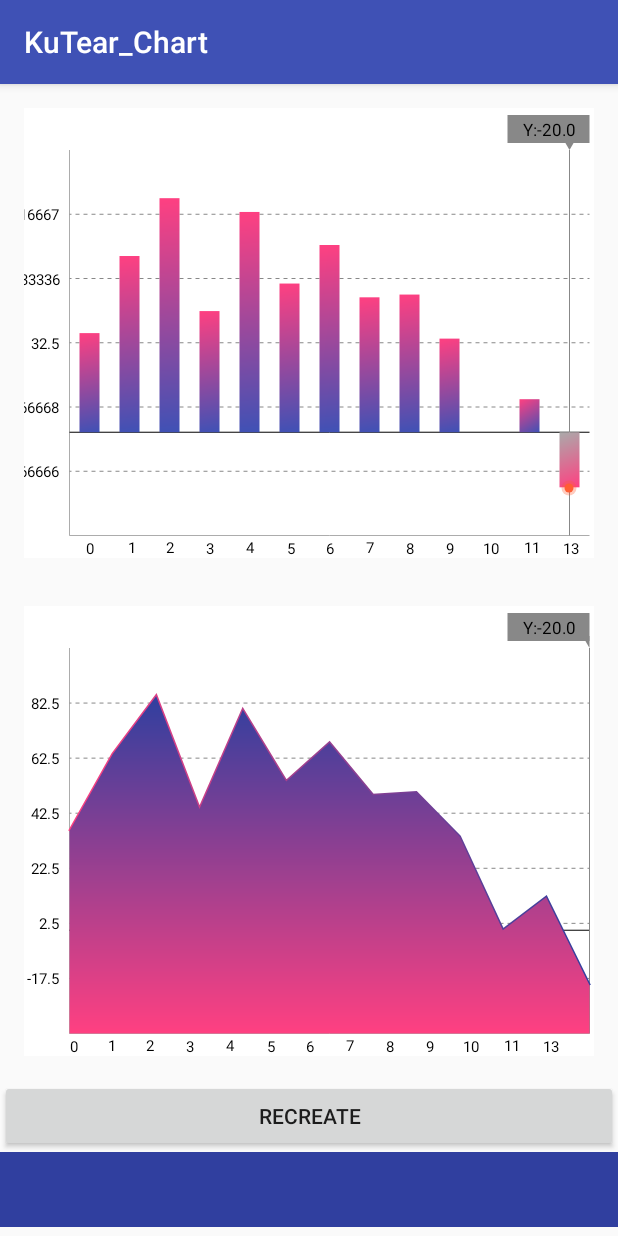
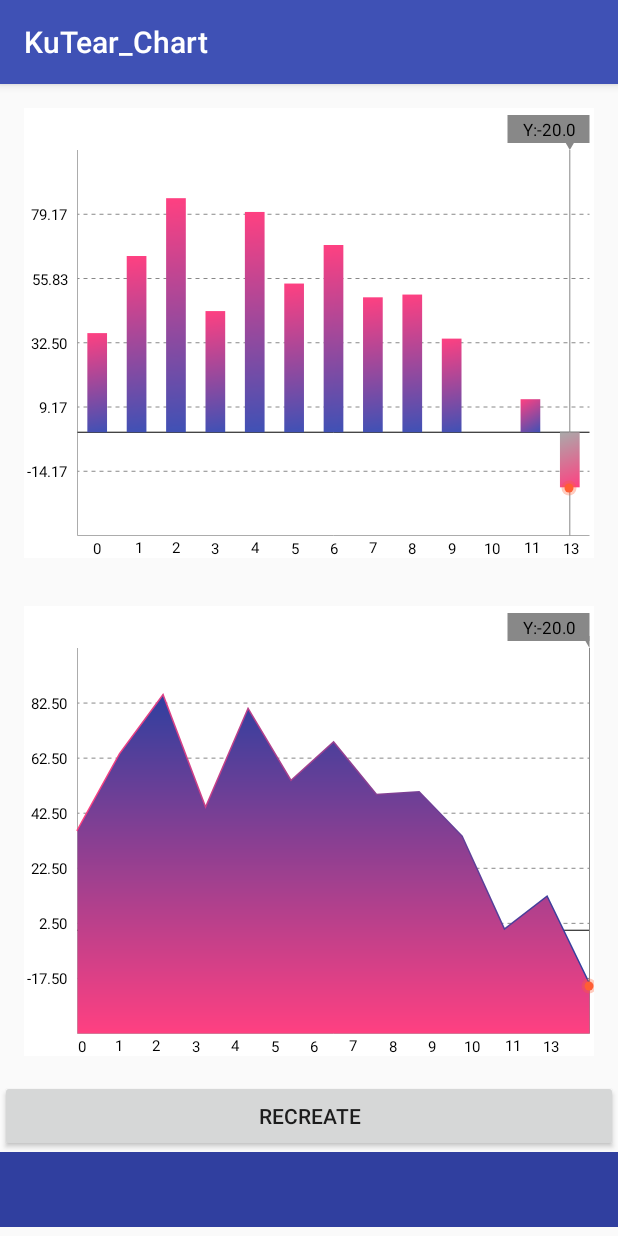
Before and after one commit to kutear/Android-Simple-Chart, an Android app: the screen it shows after launch (MainActivity), on a phone screen of 412 x 824 dp. Run offline under Robolectric (Android 15) with nearby library versions, the phone set to English and light mode, and no system bars.

```diff
--- a/app/src/main/java/com/kutear/kutear_chart/MainActivity.java
+++ b/app/src/main/java/com/kutear/kutear_chart/MainActivity.java
@@ -10,6 +10,7 @@ import com.kutear.kutear_chart.view.HistogramView;
 import com.kutear.kutear_chart.view.IChartContract;
 import com.kutear.kutear_chart.view.TrendView;
 
+import java.text.DecimalFormat;
 import java.util.ArrayList;
 import java.util.Random;
 
@@ -49,7 +50,8 @@ public class MainActivity extends AppCompatActivity {
 
             @Override
             public String formatY(float yAxis) {
-                return String.valueOf(yAxis);
+                DecimalFormat   fnum  =   new DecimalFormat("##0.00");
+                return fnum.format(yAxis);
             }
         });
 
--- a/app/src/main/res/layout/activity_main.xml
+++ b/app/src/main/res/layout/activity_main.xml
@@ -32,7 +32,6 @@
                 app:histogram_select_positive_bottom_color="@android:color/darker_gray"
                 app:histogram_select_positive_top_color="@color/colorPrimaryDark"
                 app:tap_down_bg="@drawable/demo"
-                app:tap_up_bg="@mipmap/ic_launcher"
                 app:tips_size="11.6sp"
                 app:y_size="10sp"
                 tools:layout_editor_absoluteX="8dp"
@@ -48,6 +47,7 @@
                 android:padding="16dp"
                 app:axis_space="3dp"
                 app:tips_size="11.6sp"
+                app:tap_down_bg="@drawable/demo"
                 app:trend_fill_end_color="@color/color_test2"
                 app:trend_fill_start_color="@color/color_test"
                 app:trend_line_end_color="@color/colorPrimaryDark"
```
Also changed, not shown: 3 other files.
